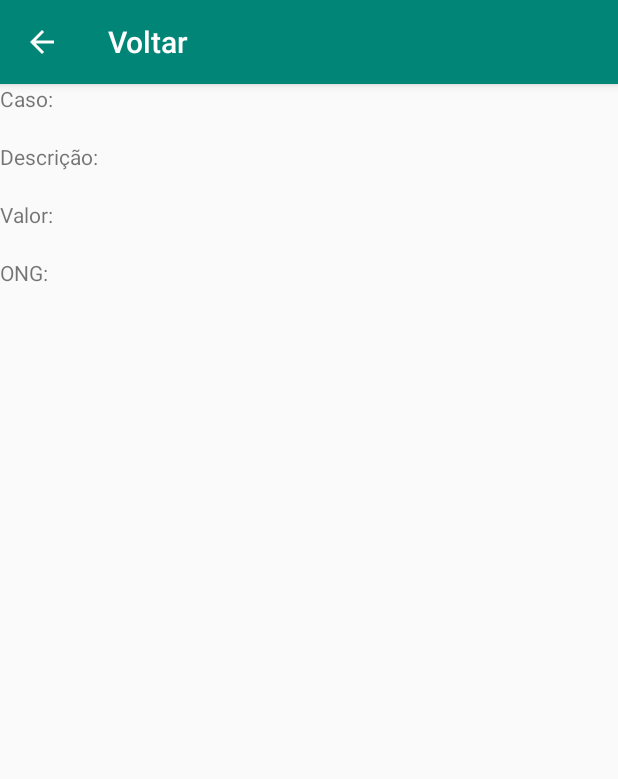
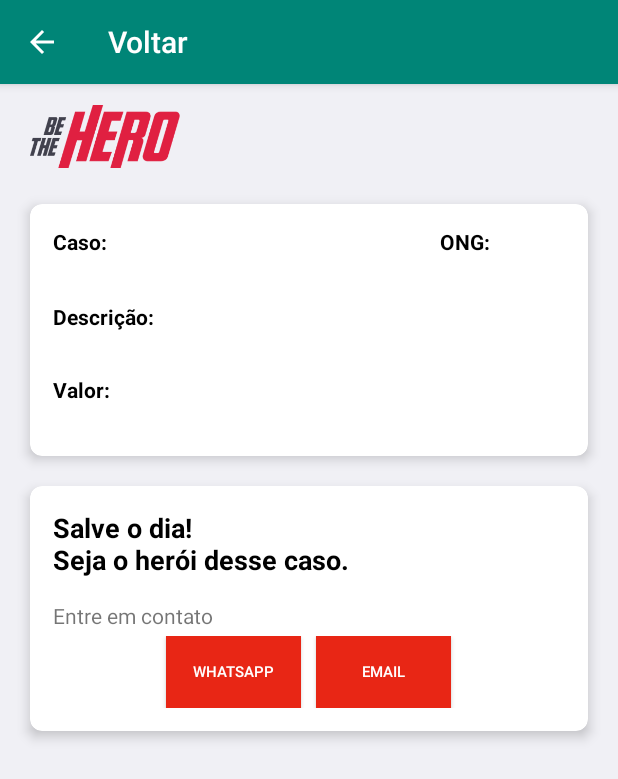
Before and after one commit to EuJota/Semana-Quase-Omnistack, an Android app: the IncidentDetails screen opened directly, with no data from a screen before it, on a phone screen of 412 x 824 dp. Shown: the top 779 px of the screen. Run offline under Robolectric (Android 15) with nearby library versions, the phone set to English and light mode, and no system bars.

Commit message:
atualizando o frontend do app mobile
Adicionando os detalhes da tela de detalhes do caso, removendo as barras superiores

```diff
--- a/Mobile/app/src/main/AndroidManifest.xml
+++ b/Mobile/app/src/main/AndroidManifest.xml
@@ -12,8 +12,11 @@
         android:supportsRtl="true"
         android:theme="@style/AppTheme"
         android:usesCleartextTraffic="true">
-        <activity android:name=".IncidentDetails"></activity>
-        <activity android:name=".MainActivity">
+        <activity android:name=".MainActivity"
+            android:theme="@style/AppThemeNoActionBar"></activity>
+        <activity android:name=".IncidentDetails" />
+        <activity android:name=".Splash"
+            android:theme="@style/AppThemeNoActionBar">
             <intent-filter>
                 <action android:name="android.intent.action.MAIN" />
 
--- a/Mobile/app/src/main/java/com/example/bethehero/MainActivity.kt
+++ b/Mobile/app/src/main/java/com/example/bethehero/MainActivity.kt
@@ -38,7 +38,7 @@ class MainActivity : AppCompatActivity() {
 
     fun getIncidents() {
         val retrofitConfig = RetrofitConfig
-            .getRetrofitConfig("http://192.168.1.6:5000/")
+            .getRetrofitConfig("http://192.168.1.4:5000/")
 
         val incidentsEndpoint = retrofitConfig.create(Incidents::class.java)
         val callback = incidentsEndpoint.getIncidents()
--- /dev/null
+++ b/Mobile/app/src/main/java/com/example/bethehero/Splash.kt
@@ -0,0 +1,21 @@
+package com.example.bethehero
+
+import android.content.Intent
+import androidx.appcompat.app.AppCompatActivity
+import android.os.Bundle
+import android.os.Handler
+
+class Splash : AppCompatActivity() {
+    private val SplashTimeOut = 3000L
+
+    override fun onCreate(savedInstanceState: Bundle?) {
+        super.onCreate(savedInstanceState)
+        setContentView(R.layout.activity_splash)
+
+        Handler().postDelayed({
+            val i = Intent(this, MainActivity::class.java)
+            startActivity(i)
+            finish()
+        },SplashTimeOut)
+    }
+}
--- a/Mobile/app/src/main/res/layout/activity_incident_details.xml
+++ b/Mobile/app/src/main/res/layout/activity_incident_details.xml
@@ -1,19 +1,48 @@
 <?xml version="1.0" encoding="utf-8"?>
-<RelativeLayout xmlns:android="http://schemas.android.com/apk/res/android"
-    xmlns:app="http://schemas.android.com/apk/res-auto"
+<LinearLayout
+    xmlns:android="http://schemas.android.com/apk/res/android"
+    android:orientation="vertical"
     xmlns:tools="http://schemas.android.com/tools"
     android:layout_width="match_parent"
     android:layout_height="match_parent"
-    tools:context=".IncidentDetails">
+    xmlns:card_view="http://schemas.android.com/apk/res-auto"
+    tools:context=".IncidentDetails"
+    android:background="#fff0f0f5">
+
+    <ImageView
+        android:id="@+id/logo_hero"
+        android:layout_width="100dp"
+        android:layout_height="50dp"
+        android:src="@drawable/logo3x"
+        android:layout_marginTop="10dp"
+        android:layout_marginStart="20dp"/>
+
+    <androidx.cardview.widget.CardView
+        android:id="@+id/incidents_details"
+        android:layout_width="match_parent"
+        android:layout_height="wrap_content"
+        android:orientation="vertical"
+        android:layout_marginEnd="20dp"
+        android:layout_marginStart="20dp"
+        android:layout_marginTop="20dp"
+        card_view:cardCornerRadius="8dp"
+        card_view:cardElevation="5dp">
+
+        <RelativeLayout
+            android:layout_width="match_parent"
+            android:layout_height="wrap_content"
+            android:padding="15dp">
 
             <LinearLayout
-        android:id="@+id/incidents_details"
-        android:layout_width="match_parent"
-        android:layout_height="300dp"
+                android:layout_width="wrap_content"
+                android:layout_height="wrap_content"
                 android:orientation="vertical">
+
                 <TextView
                     android:layout_width="wrap_content"
                     android:layout_height="wrap_content"
+                    android:textColor="#000"
+                    android:textStyle="bold"
                     android:text="Caso:"/>
 
                 <TextView
@@ -21,8 +50,42 @@
                     android:layout_width="wrap_content"
                     android:layout_height="wrap_content"
                     android:text="Caso x:"/>
+            </LinearLayout>
+
+            <LinearLayout
+               android:layout_alignParentEnd="true"
+                android:layout_marginEnd="50dp"
+                android:layout_width="wrap_content"
+                android:layout_height="wrap_content"
+                android:orientation="vertical"
+                >
 
                 <TextView
+                    android:textColor="#000"
+                    android:textStyle="bold"
+                    android:layout_width="wrap_content"
+                    android:layout_height="wrap_content"
+                    android:text="ONG:"/>
+
+                <TextView
+                    android:id="@+id/text_ongname"
+                    android:layout_width="wrap_content"
+                    android:layout_height="wrap_content"
+                    android:text="ONG X:"/>
+            </LinearLayout>
+
+        </RelativeLayout>
+
+        <LinearLayout
+            android:layout_marginTop="50dp"
+            android:padding="15dp"
+            android:layout_width="match_parent"
+            android:layout_height="wrap_content"
+            android:orientation="vertical"
+            android:layout_gravity="bottom">
+            <TextView
+                android:textColor="#000"
+                android:textStyle="bold"
                 android:layout_width="wrap_content"
                 android:layout_height="wrap_content"
                 android:text="Descrição:"/>
@@ -34,6 +97,9 @@
                 android:text="Detalhe descrição:"/>
 
             <TextView
+                android:textColor="#000"
+                android:textStyle="bold"
+                android:layout_marginTop="10dp"
                 android:layout_width="wrap_content"
                 android:layout_height="wrap_content"
                 android:text="Valor:"/>
@@ -43,25 +109,67 @@
                 android:layout_width="wrap_content"
                 android:layout_height="wrap_content"
                 android:text="Valor x:"/>
+        </LinearLayout>
+    </androidx.cardview.widget.CardView>
+
+    <androidx.cardview.widget.CardView
+        android:id="@+id/call_to_action"
+        android:layout_width="match_parent"
+        android:layout_height="wrap_content"
+        android:layout_margin="20dp"
+        card_view:cardCornerRadius="8dp"
+        card_view:cardElevation="5dp">
+
+        <LinearLayout
+            android:layout_width="wrap_content"
+            android:layout_height="wrap_content"
+            android:orientation="vertical"
+            android:padding="15dp">
+            <TextView
+                android:textColor="#000"
+                android:textStyle="bold"
+                android:textSize="18sp"
+                android:layout_width="wrap_content"
+                android:layout_height="wrap_content"
+                android:text="Salve o dia!\nSeja o herói desse caso."/>
 
             <TextView
+                android:layout_marginTop="15dp"
                 android:layout_width="wrap_content"
                 android:layout_height="wrap_content"
-            android:text="ONG:"/>
-
-        <TextView
-            android:id="@+id/text_ongname"
-            android:layout_width="wrap_content"
-            android:layout_height="wrap_content"
-            android:text="ONG X:"/>
+                android:text="Entre em contato"/>
         </LinearLayout>
 
-    <RelativeLayout
-        android:id="@+id/call_to_action"
-        android:layout_below="@id/incidents_details"
+        <LinearLayout
+            android:layout_marginBottom="15dp"
+            android:layout_marginTop="100dp"
+            android:layout_gravity="bottom"
             android:layout_width="match_parent"
-        android:layout_height="20dp">
+            android:layout_height="wrap_content"
+            android:orientation="horizontal"
+            android:gravity="center">
 
-    </RelativeLayout>
+            <Button
+                android:background="#e82615"
+                android:textColor="#fff"
+                android:layout_width="90dp"
+                android:layout_height="wrap_content"
+                android:padding="15dp"
+                android:text="Whatsapp"
+                android:textSize="10sp"
+                android:layout_marginEnd="10dp"/>
 
-</RelativeLayout>
+            <Button
+                android:background="#e82615"
+                android:textColor="#fff"
+                android:layout_width="90dp"
+                android:layout_height="wrap_content"
+                android:padding="15dp"
+                android:text="Email"
+                android:textSize="10sp"/>
+        </LinearLayout>
+
+
+    </androidx.cardview.widget.CardView>
+
+</LinearLayout>
--- a/Mobile/app/src/main/res/layout/activity_main.xml
+++ b/Mobile/app/src/main/res/layout/activity_main.xml
@@ -5,7 +5,7 @@
     android:layout_width="match_parent"
     android:layout_height="match_parent"
     tools:context=".MainActivity"
-    android:background="#e9e9e9">
+    android:background="#fff0f0f5">
 
     <LinearLayout
         android:layout_width="match_parent"
--- /dev/null
+++ b/Mobile/app/src/main/res/layout/activity_splash.xml
@@ -0,0 +1,10 @@
+<?xml version="1.0" encoding="utf-8"?>
+<LinearLayout xmlns:android="http://schemas.android.com/apk/res/android"
+    xmlns:app="http://schemas.android.com/apk/res-auto"
+    xmlns:tools="http://schemas.android.com/tools"
+    android:layout_width="match_parent"
+    android:layout_height="match_parent"
+    android:background="@drawable/splash"
+    tools:context=".Splash">
+
+</LinearLayout>
--- a/Mobile/app/src/main/res/values/styles.xml
+++ b/Mobile/app/src/main/res/values/styles.xml
@@ -8,4 +8,11 @@
         <item name="colorAccent">@color/colorAccent</item>
     </style>
 
+    <style name="AppThemeNoActionBar" parent="Theme.AppCompat.Light.NoActionBar">
+        <!-- Customize your theme here. -->
+        <item name="colorPrimary">@color/colorPrimary</item>
+        <item name="colorPrimaryDark">@color/colorPrimaryDark</item>
+        <item name="colorAccent">@color/colorAccent</item>
+    </style>
+
 </resources>
```
Lines whose indentation alone changed are shown as unchanged.
